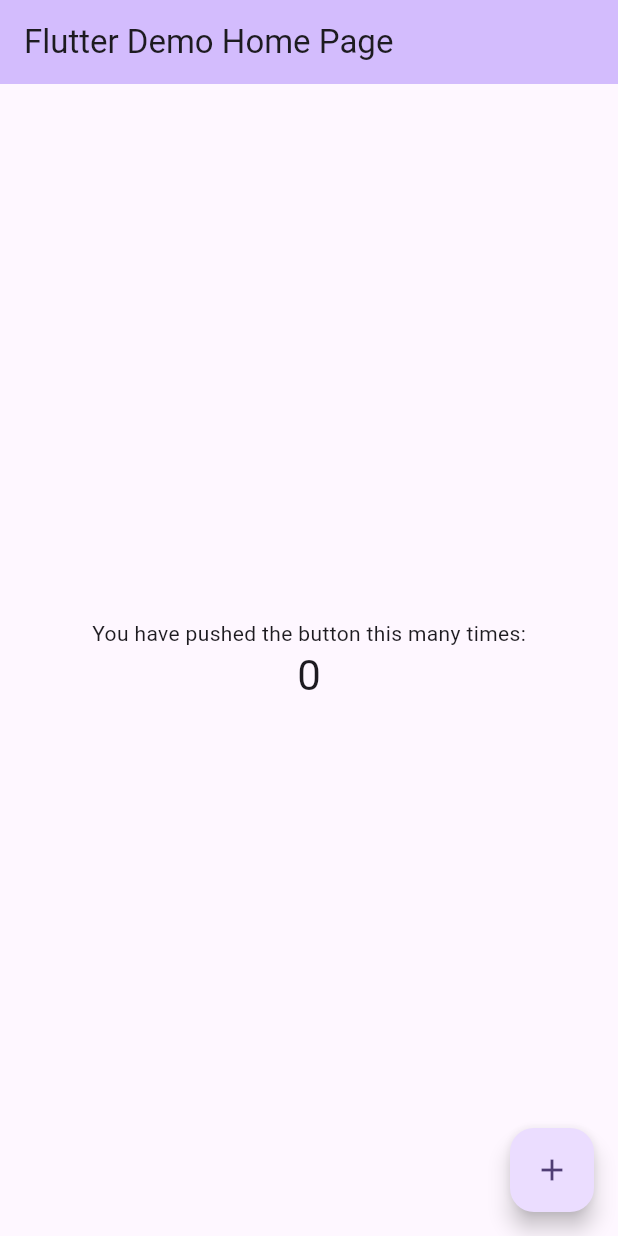
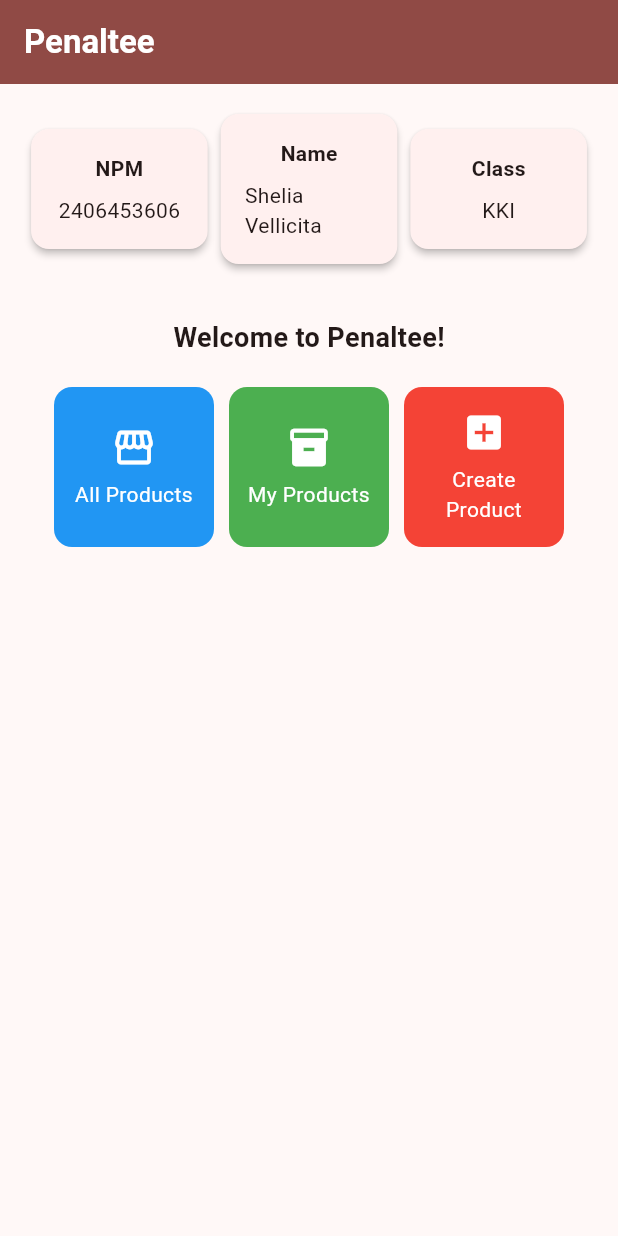
Before and after one commit to kerangleeya/penaltee-flutter, a Flutter app: the screen it shows after launch, on a phone screen of 412 x 824 dp. Run offline on Flutter 3.47's test engine with Material 3 defaults, Android fonts, the phone set to English and light mode, and no system bars.

Commit message:
Finish assignment 7

```diff
--- a/lib/main.dart
+++ b/lib/main.dart
@@ -1,4 +1,5 @@
 import 'package:flutter/material.dart';
+import 'package:penaltee/menu.dart';
 
 void main() {
   runApp(const MyApp());
@@ -28,95 +29,10 @@ class MyApp extends StatelessWidget {
         //
         // This works for code too, not just values: Most code changes can be
         // tested with just a hot reload.
-        colorScheme: ColorScheme.fromSeed(seedColor: Colors.deepPurple),
+         colorScheme: ColorScheme.fromSeed(seedColor: Colors.red.shade700)
+      .copyWith(secondary: Colors.redAccent),
       ),
-      home: const MyHomePage(title: 'Flutter Demo Home Page'),
+      home: MyHomePage(),
     );
   }
 }
-
-class MyHomePage extends StatefulWidget {
-  const MyHomePage({super.key, required this.title});
-
-  // This widget is the home page of your application. It is stateful, meaning
-  // that it has a State object (defined below) that contains fields that affect
-  // how it looks.
-
-  // This class is the configuration for the state. It holds the values (in this
-  // case the title) provided by the parent (in this case the App widget) and
-  // used by the build method of the State. Fields in a Widget subclass are
-  // always marked "final".
-
-  final String title;
-
-  @override
-  State<MyHomePage> createState() => _MyHomePageState();
-}
-
-class _MyHomePageState extends State<MyHomePage> {
-  int _counter = 0;
-
-  void _incrementCounter() {
-    setState(() {
-      // This call to setState tells the Flutter framework that something has
-      // changed in this State, which causes it to rerun the build method below
-      // so that the display can reflect the updated values. If we changed
-      // _counter without calling setState(), then the build method would not be
-      // called again, and so nothing would appear to happen.
-      _counter++;
-    });
-  }
-
-  @override
-  Widget build(BuildContext context) {
-    // This method is rerun every time setState is called, for instance as done
-    // by the _incrementCounter method above.
-    //
-    // The Flutter framework has been optimized to make rerunning build methods
-    // fast, so that you can just rebuild anything that needs updating rather
-    // than having to individually change instances of widgets.
-    return Scaffold(
-      appBar: AppBar(
-        // TRY THIS: Try changing the color here to a specific color (to
-        // Colors.amber, perhaps?) and trigger a hot reload to see the AppBar
-        // change color while the other colors stay the same.
-        backgroundColor: Theme.of(context).colorScheme.inversePrimary,
-        // Here we take the value from the MyHomePage object that was created by
-        // the App.build method, and use it to set our appbar title.
-        title: Text(widget.title),
-      ),
-      body: Center(
-        // Center is a layout widget. It takes a single child and positions it
-        // in the middle of the parent.
-        child: Column(
-          // Column is also a layout widget. It takes a list of children and
-          // arranges them vertically. By default, it sizes itself to fit its
-          // children horizontally, and tries to be as tall as its parent.
-          //
-          // Column has various properties to control how it sizes itself and
-          // how it positions its children. Here we use mainAxisAlignment to
-          // center the children vertically; the main axis here is the vertical
-          // axis because Columns are vertical (the cross axis would be
-          // horizontal).
-          //
-          // TRY THIS: Invoke "debug painting" (choose the "Toggle Debug Paint"
-          // action in the IDE, or press "p" in the console), to see the
-          // wireframe for each widget.
-          mainAxisAlignment: MainAxisAlignment.center,
-          children: <Widget>[
-            const Text('You have pushed the button this many times:'),
-            Text(
-              '$_counter',
-              style: Theme.of(context).textTheme.headlineMedium,
-            ),
-          ],
-        ),
-      ),
-      floatingActionButton: FloatingActionButton(
-        onPressed: _incrementCounter,
-        tooltip: 'Increment',
-        child: const Icon(Icons.add),
-      ), // This trailing comma makes auto-formatting nicer for build methods.
-    );
-  }
-}
--- /dev/null
+++ b/lib/menu.dart
@@ -0,0 +1,188 @@
+import 'package:flutter/material.dart';
+
+class MyHomePage extends StatelessWidget {
+  MyHomePage({super.key});
+
+  final String nama = "Shelia Vellicita"; // Name
+  final String npm = "2406453606"; // NPM
+  final String kelas = "KKI";
+
+  final List<ItemHomepage> items = [
+  ItemHomepage("All Products", Icons.storefront_outlined, Colors.blue),
+  ItemHomepage("My Products", Icons.inventory_2, Colors.green),
+  ItemHomepage("Create Product", Icons.add_box, Colors.red),
+  ];
+
+  @override
+    Widget build(BuildContext context) {
+    // Scaffold menyediakan struktur dasar halaman dengan AppBar dan body.
+    return Scaffold(
+      // AppBar adalah bagian atas halaman yang menampilkan judul.
+      appBar: AppBar(
+        // Judul aplikasi "Football News" dengan teks putih dan tebal.
+        title: const Text(
+          'Penaltee',
+          style: TextStyle(
+            color: Colors.white,
+            fontWeight: FontWeight.bold,
+          ),
+        ),
+        // Warna latar belakang AppBar diambil dari skema warna tema aplikasi.
+        backgroundColor: Theme.of(context).colorScheme.primary,
+      ),
+      // Body halaman dengan padding di sekelilingnya.
+      body: Padding(
+        padding: const EdgeInsets.all(16.0),
+        // Menyusun widget secara vertikal dalam sebuah kolom.
+        child: Column(
+          crossAxisAlignment: CrossAxisAlignment.center,
+          children: [
+            // Row untuk menampilkan 3 InfoCard secara horizontal.
+            Row(
+              mainAxisAlignment: MainAxisAlignment.spaceEvenly,
+              children: [
+                InfoCard(title: 'NPM', content: npm),
+                InfoCard(title: 'Name', content: nama),
+                InfoCard(title: 'Class', content: kelas),
+              ],
+            ),
+
+            // Memberikan jarak vertikal 16 unit.
+            const SizedBox(height: 16.0),
+
+            // Menempatkan widget berikutnya di tengah halaman.
+            Center(
+              child: Column(
+                // Menyusun teks dan grid item secara vertikal.
+
+                children: [
+                  // Menampilkan teks sambutan dengan gaya tebal dan ukuran 18.
+                  const Padding(
+                    padding: EdgeInsets.only(top: 16.0),
+                    child: Text(
+                      'Welcome to Penaltee!',
+                      style: TextStyle(
+                        fontWeight: FontWeight.bold,
+                        fontSize: 18.0,
+                      ),
+                    ),
+                  ),
+
+                  // Grid untuk menampilkan ItemCard dalam bentuk grid 3 kolom.
+                  GridView.count(
+                    primary: true,
+                    padding: const EdgeInsets.all(20),
+                    crossAxisSpacing: 10,
+                    mainAxisSpacing: 10,
+                    crossAxisCount: 3,
+                    // Agar grid menyesuaikan tinggi kontennya.
+                    shrinkWrap: true,
+
+                    // Menampilkan ItemCard untuk setiap item dalam list items.
+                    children: items.map((ItemHomepage item) {
+                      return ItemCard(item);
+                    }).toList(),
+                  ),
+                ],
+              ),
+            ),
+          ],
+        ),
+      ),
+    );
+  }
+}
+
+class InfoCard extends StatelessWidget {
+  // Kartu informasi yang menampilkan title dan content.
+
+  final String title;  // Judul kartu.
+  final String content;  // Isi kartu.
+
+  const InfoCard({super.key, required this.title, required this.content});
+
+  @override
+  Widget build(BuildContext context) {
+    return Card(
+      // Membuat kotak kartu dengan bayangan dibawahnya.
+      elevation: 2.0,
+      child: Container(
+        // Mengatur ukuran dan jarak di dalam kartu.
+        width: MediaQuery.of(context).size.width / 3.5, // menyesuaikan dengan lebar device yang digunakan.
+        padding: const EdgeInsets.all(16.0),
+        // Menyusun title dan content secara vertikal.
+        child: Column(
+          children: [
+            Text(
+              title,
+              style: const TextStyle(fontWeight: FontWeight.bold),
+            ),
+            const SizedBox(height: 8.0),
+            Text(content),
+          ],
+        ),
+      ),
+    );
+  }
+}
+
+class ItemHomepage {
+ final String name;
+ final IconData icon;
+ final Color color;
+
+ ItemHomepage(this.name, this.icon, this.color);
+}
+
+class ItemCard extends StatelessWidget {
+  // Menampilkan kartu dengan ikon dan nama.
+
+  final ItemHomepage item;
+
+  const ItemCard(this.item, {super.key});
+
+  @override
+  Widget build(BuildContext context) {
+    return Material(
+      // Menentukan warna latar belakang dari tema aplikasi.
+      color: item.color,
+      // Membuat sudut kartu melengkung.
+      borderRadius: BorderRadius.circular(12),
+
+      child: InkWell(
+        // Aksi ketika kartu ditekan.
+        onTap: () {
+          // Menampilkan pesan SnackBar saat kartu ditekan.
+          ScaffoldMessenger.of(context)
+            ..hideCurrentSnackBar()
+            ..showSnackBar(
+              SnackBar(content: Text("You have pressed the ${item.name} button"))
+            );
+        },
+        // Container untuk menyimpan Icon dan Text
+        child: Container(
+          padding: const EdgeInsets.all(8),
+          child: Center(
+            child: Column(
+              // Menyusun ikon dan teks di tengah kartu.
+              mainAxisAlignment: MainAxisAlignment.center,
+              children: [
+                Icon(
+                  item.icon,
+                  color: Colors.white,
+                  size: 30.0,
+                ),
+                const Padding(padding: EdgeInsets.all(3)),
+                Text(
+                  item.name,
+                  textAlign: TextAlign.center,
+                  style: const TextStyle(color: Colors.white),
+                ),
+              ],
+            ),
+          ),
+        ),
+      ),
+    );
+  }
+}
```
Also changed, not shown: 1 other file.
